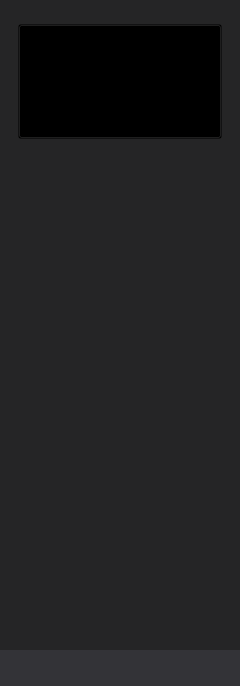
VRMakerTeam/VRMaker, file creator-pluginScreenplay/res/screenplaySlate.ui: the form before one commit.
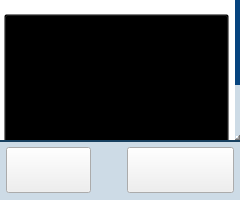
The form after the commit. Icons and pictures are not drawn.

What changed in the file:
```diff
--- a/creator-pluginScreenplay/res/screenplaySlate.ui
+++ b/creator-pluginScreenplay/res/screenplaySlate.ui
@@ -7,18 +7,16 @@
     <x>0</x>
     <y>0</y>
     <width>240</width>
-    <height>686</height>
+    <height>200</height>
    </rect>
   </property>
   <property name="windowTitle">
    <string>Form</string>
   </property>
   <property name="styleSheet">
-   <string notr="true">QWidget#__toolbar{
-	background-color: rgb(51,51,55);
-}
+   <string notr="true">
 QWidget#ScreenplaySlatClass{
-	background-color: rgb(37, 37, 38);
+	background-color: #ffffff;
 }
 
 QScrollArea{
@@ -29,30 +27,47 @@
 	background-color: transparent;
 }
 
+
+QPushButton#__fastAdd{
+	background-image: url(:/pluginScreenplay/button/img/add_slate.png);
+}
+
+QScrollBar:vertical {
+     border: 0;
+     background: #cddbe6;
+     width: 5px;
+ }
+ QScrollBar::handle:vertical {
+     background: #06447f;
+     min-height: 20px;
+ }
+
+
+/*-----------------------------------------------
+* 工具栏
+-----------------------------------------------*/
+QWidget#__toolbar{
+	background-color: #cddbe6;
+	border: solid;
+	border-top-width: 2px;
+	border-color: #174060;
+}
 QPushButton#__add{
-	border: 0px;
-	background-repeat: none;
-	background-position: center;
-	background-image: url(:/pluginScreenplay/button/img/Plus.png);
+	border-image: url(:/pluginScreenplay/button/img/Plus.png);
 }
 QPushButton#__add:pressed{
-	border: 0px;
-	background-repeat: none;
-	background-position: center;
-	background-image: url(:/pluginScreenplay/button/img/Plus_down.png);
+	border-image: url(:/pluginScreenplay/button/img/Plus_down.png);
+}
+QPushButton#__add:disabled{
+	border-image: url(:/pluginScreenplay/button/img/Plus_down.png);
 }
 QPushButton#__delete{
-	 border: 0px;
-	 background-repeat: none;
-	 background-position: center;
-    background-image: url(:/pluginScreenplay/button/img/Trash_normal.png);
+    border-image: url(:/pluginScreenplay/button/img/Trash_normal.png);
 }
 QPushButton#__delete:pressed{
-		 border: 0px;
-	 background-repeat: none;
-	 background-position: center;
-    background-image: url(:/pluginScreenplay/button/img/Trash_down.png);
-}</string>
+    border-image: url(:/pluginScreenplay/button/img/Trash_down.png);
+}
+</string>
   </property>
   <layout class="QVBoxLayout" name="verticalLayout">
    <property name="spacing">
@@ -77,7 +92,7 @@
        <number>0</number>
       </property>
       <property name="leftMargin">
-       <number>0</number>
+       <number>4</number>
       </property>
       <property name="topMargin">
        <number>0</number>
@@ -96,6 +111,9 @@
         <property name="frameShadow">
          <enum>QFrame::Raised</enum>
         </property>
+        <property name="verticalScrollBarPolicy">
+         <enum>Qt::ScrollBarAsNeeded</enum>
+        </property>
         <property name="horizontalScrollBarPolicy">
          <enum>Qt::ScrollBarAlwaysOff</enum>
         </property>
@@ -110,8 +128,8 @@
           <rect>
            <x>0</x>
            <y>0</y>
-           <width>240</width>
-           <height>650</height>
+           <width>233</width>
+           <height>235</height>
           </rect>
          </property>
          <layout class="QVBoxLayout" name="verticalLayout_5">
@@ -119,7 +137,7 @@
            <number>6</number>
           </property>
           <property name="leftMargin">
-           <number>8</number>
+           <number>0</number>
           </property>
           <property name="topMargin">
            <number>8</number>
@@ -153,13 +171,13 @@
             <property name="minimumSize">
              <size>
               <width>0</width>
-              <height>135</height>
+              <height>207</height>
              </size>
             </property>
             <property name="maximumSize">
              <size>
               <width>16777215</width>
-              <height>135</height>
+              <height>207</height>
              </size>
             </property>
             <layout class="QHBoxLayout" name="horizontalLayout_12">
@@ -188,29 +206,19 @@
                </property>
                <property name="minimumSize">
                 <size>
-                 <width>204</width>
-                 <height>115</height>
+                 <width>225</width>
+                 <height>207</height>
                 </size>
                </property>
                <property name="maximumSize">
                 <size>
-                 <width>204</width>
-                 <height>115</height>
+                 <width>225</width>
+                 <height>207</height>
                 </size>
                </property>
                <property name="text">
                 <string/>
                </property>
-               <property name="icon">
-                <iconset resource="pluginScreenplay.qrc">
-                 <normaloff>:/pluginScreenplay/button/img/addres.png</normaloff>:/pluginScreenplay/button/img/addres.png</iconset>
-               </property>
-               <property name="iconSize">
-                <size>
-                 <width>204</width>
-                 <height>115</height>
-                </size>
-               </property>
                <property name="autoRepeat">
                 <bool>false</bool>
                </property>
@@ -244,13 +252,13 @@
      <property name="minimumSize">
       <size>
        <width>0</width>
-       <height>36</height>
+       <height>60</height>
       </size>
      </property>
      <property name="maximumSize">
       <size>
        <width>16777215</width>
-       <height>36</height>
+       <height>60</height>
       </size>
      </property>
      <layout class="QHBoxLayout" name="horizontalLayout_7">
@@ -273,14 +281,14 @@
        <widget class="QPushButton" name="__add">
         <property name="minimumSize">
          <size>
-          <width>28</width>
-          <height>28</height>
+          <width>85</width>
+          <height>46</height>
          </size>
         </property>
         <property name="maximumSize">
          <size>
-          <width>28</width>
-          <height>28</height>
+          <width>85</width>
+          <height>46</height>
          </size>
         </property>
         <property name="text">
@@ -305,14 +313,14 @@
        <widget class="QPushButton" name="__delete">
         <property name="minimumSize">
          <size>
-          <width>28</width>
-          <height>28</height>
+          <width>107</width>
+          <height>46</height>
          </size>
         </property>
         <property name="maximumSize">
          <size>
-          <width>28</width>
-          <height>28</height>
+          <width>28107</width>
+          <height>46</height>
          </size>
         </property>
         <property name="text">
```
